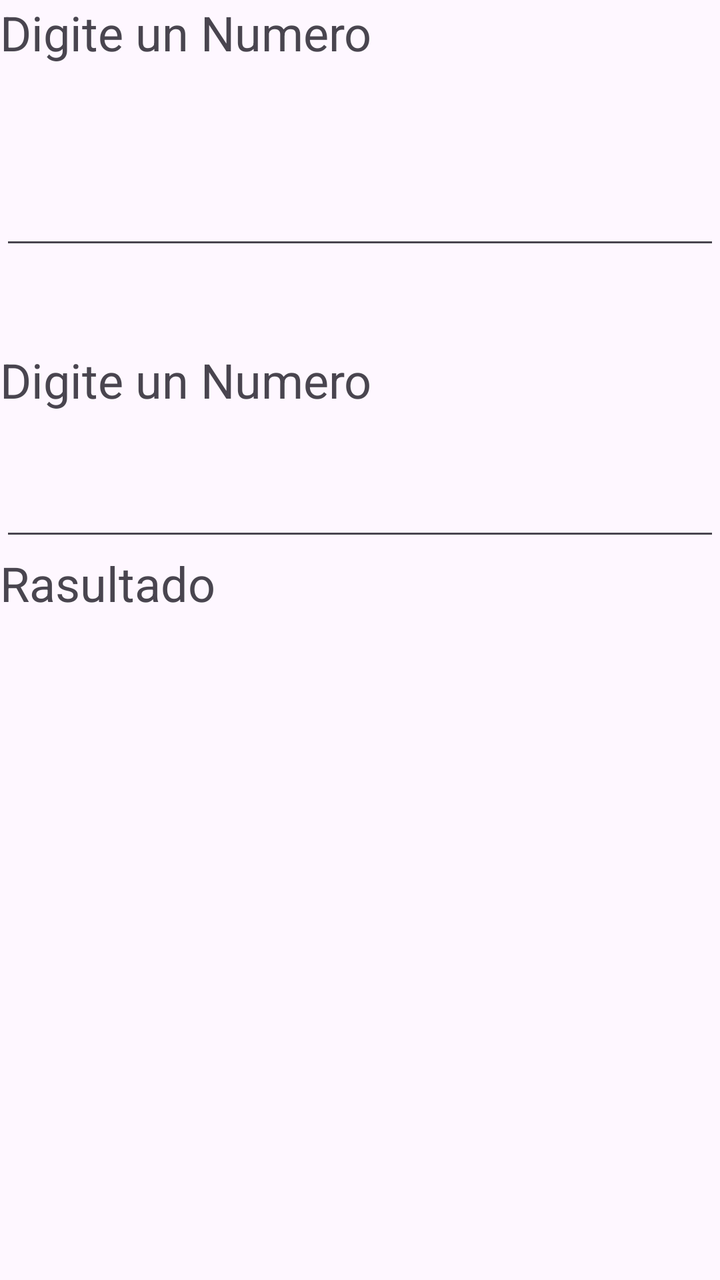
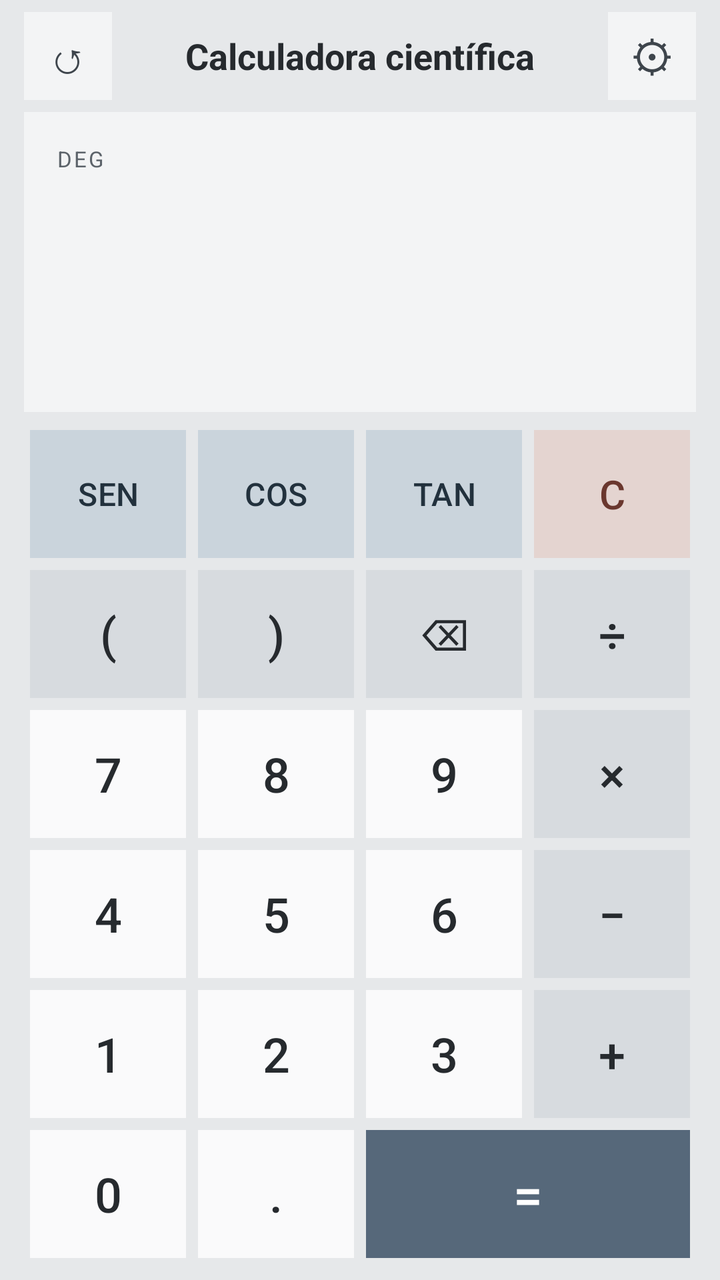

Two renders of the same Android screen: before a commit and after it. Below are the layout's source before the change and the commit's diff.
<!-- AndroidManifest.xml: application theme Theme.CalculadoraCientifica -->
<!-- res/layout/activity_main.xml -->
<?xml version="1.0" encoding="utf-8"?>
<androidx.constraintlayout.widget.ConstraintLayout xmlns:android="http://schemas.android.com/apk/res/android"
    xmlns:app="http://schemas.android.com/apk/res-auto"
    xmlns:tools="http://schemas.android.com/tools"
    android:id="@+id/main"
    android:layout_width="match_parent"
    android:layout_height="match_parent"
    tools:context=".MainActivity">

    <TextView
        android:id="@+id/lbnDatoUno"
        android:layout_width="match_parent"
        android:layout_height="wrap_content"
        android:text="@string/strNumeroUno"
        android:textSize="24sp"
        app:layout_constraintBottom_toBottomOf="parent"
        app:layout_constraintEnd_toEndOf="parent"
        app:layout_constraintHorizontal_bias="1.0"
        app:layout_constraintStart_toStartOf="parent"
        app:layout_constraintTop_toTopOf="parent"
        app:layout_constraintVertical_bias="0.0" />

    <EditText
        android:id="@+id/txtDatoUno"
        android:layout_width="match_parent"
        android:layout_height="wrap_content"
        android:layout_marginTop="56dp"
        android:ems="10"
        android:inputType="numberDecimal"
        app:layout_constraintEnd_toEndOf="parent"
        app:layout_constraintHorizontal_bias="0.498"
        app:layout_constraintStart_toStartOf="parent"
        app:layout_constraintTop_toBottomOf="@+id/lbnDatoUno" />

    <TextView
        android:id="@+id/lbnDatoDos"

        android:layout_width="match_parent"
        android:layout_height="wrap_content"
        android:layout_marginTop="44dp"
        android:text="@string/strNumeroDos"
        android:textSize="24sp"
        app:layout_constraintEnd_toEndOf="parent"
        app:layout_constraintStart_toStartOf="parent"
        app:layout_constraintTop_toBottomOf="@+id/txtDatoUno" />

    <EditText
        android:id="@+id/txtDatoDos"
        android:layout_width="match_parent"
        android:layout_height="wrap_content"
        android:layout_marginTop="28dp"
        android:ems="10"
        android:inputType="numberDecimal"
        app:layout_constraintEnd_toEndOf="parent"
        app:layout_constraintHorizontal_bias="0.498"
        app:layout_constraintStart_toStartOf="parent"
        app:layout_constraintTop_toBottomOf="@+id/lbnDatoDos" />

    <TextView
        android:id="@+id/lbnRasultado"
        android:layout_width="match_parent"
        android:layout_height="wrap_content"
        android:text="@string/strResultado"
        android:textSize="24sp"
        app:layout_constraintEnd_toEndOf="parent"
        app:layout_constraintHorizontal_bias="0.0"
        app:layout_constraintStart_toStartOf="parent"
        app:layout_constraintTop_toBottomOf="@+id/txtDatoDos" />

    <TextView
        android:id="@+id/lbnCalculo"
        android:layout_width="match_parent"
        android:layout_height="wrap_content"
        android:text=""
        android:textSize="24sp"
        app:layout_constraintEnd_toEndOf="parent"
        app:layout_constraintStart_toStartOf="parent"
        app:layout_constraintTop_toBottomOf="@+id/lbnRasultado" />

</androidx.constraintlayout.widget.ConstraintLayout>
<!-- resources referenced by this layout -->
<resources>
  <string name="strNumeroDos">Digite un Numero</string>
  <string name="strNumeroUno">Digite un Numero</string>
  <string name="strResultado">Rasultado</string>
  <style name="Theme.CalculadoraCientifica" parent="Base.Theme.CalculadoraCientifica" />
  <style name="Base.Theme.CalculadoraCientifica" parent="Theme.Material3.DayNight.NoActionBar">
          
          
      </style>
</resources>

<!-- the commit's change to res/layout/activity_main.xml (unified diff, before → after) -->
@@ -1,80 +1,546 @@
 <?xml version="1.0" encoding="utf-8"?>
-<androidx.constraintlayout.widget.ConstraintLayout xmlns:android="http://schemas.android.com/apk/res/android"
+<FrameLayout xmlns:android="http://schemas.android.com/apk/res/android"
     xmlns:app="http://schemas.android.com/apk/res-auto"
     xmlns:tools="http://schemas.android.com/tools"
     android:id="@+id/main"
     android:layout_width="match_parent"
     android:layout_height="match_parent"
+    android:background="#E6E8EA"
     tools:context=".MainActivity">
 
-    <TextView
-        android:id="@+id/lbnDatoUno"
+    
+    <LinearLayout
+        android:id="@+id/panelCalculadora"
         android:layout_width="match_parent"
-        android:layout_height="wrap_content"
-        android:text="@string/strNumeroUno"
-        android:textSize="24sp"
-        app:layout_constraintBottom_toBottomOf="parent"
-        app:layout_constraintEnd_toEndOf="parent"
-        app:layout_constraintHorizontal_bias="1.0"
-        app:layout_constraintStart_toStartOf="parent"
-        app:layout_constraintTop_toTopOf="parent"
-        app:layout_constraintVertical_bias="0.0" />
-
-    <EditText
-        android:id="@+id/txtDatoUno"
+        android:layout_height="match_parent"
+        android:orientation="vertical"
+        android:paddingStart="12dp"
+        android:paddingEnd="12dp"
+        android:paddingBottom="8dp">
+
+        
+        <LinearLayout
+            android:layout_width="match_parent"
+            android:layout_height="56dp"
+            android:gravity="center_vertical"
+            android:orientation="horizontal">
+
+            <Button
+                android:id="@+id/btnHistorial"
+                android:layout_width="44dp"
+                android:layout_height="44dp"
+                android:contentDescription="@string/historial"
+                android:insetTop="0dp"
+                android:insetBottom="0dp"
+                android:minWidth="0dp"
+                android:minHeight="0dp"
+                android:padding="0dp"
+                android:text="@string/icono_historial"
+                android:textColor="#3E454C"
+                android:textSize="22sp"
+                app:backgroundTint="#F3F4F5"
+                app:cornerRadius="0dp" />
+
+            <TextView
+                android:layout_width="0dp"
+                android:layout_height="wrap_content"
+                android:layout_weight="1"
+                android:gravity="center"
+                android:text="@string/titulo"
+                android:textColor="#262A2E"
+                android:textSize="18sp"
+                android:textStyle="bold" />
+
+            <Button
+                android:id="@+id/btnAjustes"
+                android:layout_width="44dp"
+                android:layout_height="44dp"
+                android:contentDescription="@string/ajustes"
+                android:insetTop="0dp"
+                android:insetBottom="0dp"
+                android:minWidth="0dp"
+                android:minHeight="0dp"
+                android:padding="0dp"
+                android:text="@string/icono_ajustes"
+                android:textColor="#3E454C"
+                android:textSize="22sp"
+                app:backgroundTint="#F3F4F5"
+                app:cornerRadius="0dp" />
+        </LinearLayout>
+
+        
+        <LinearLayout
+            android:layout_width="match_parent"
+            android:layout_height="0dp"
+            android:layout_marginBottom="6dp"
+            android:layout_weight="1"
+            android:background="#F3F4F5"
+            android:orientation="vertical"
+            android:padding="16dp">
+
+            <TextView
+                android:layout_width="wrap_content"
+                android:layout_height="wrap_content"
+                android:letterSpacing="0.1"
+                android:text="@string/grados"
+                android:textColor="#5C636A"
+                android:textSize="11sp" />
+
+            <TextView
+                android:id="@+id/txtExpresion"
+                android:layout_width="match_parent"
+                android:layout_height="0dp"
+                android:layout_weight="1"
+                android:fontFamily="monospace"
+                android:gravity="bottom|end"
+                android:textColor="#262A2E"
+                android:textSize="34sp" />
+
+            <TextView
+                android:id="@+id/txtResultado"
+                android:layout_width="match_parent"
+                android:layout_height="wrap_content"
+                android:fontFamily="monospace"
+                android:gravity="end"
+                android:minHeight="30dp"
+                android:textColor="#5C636A"
+                android:textSize="22sp" />
+        </LinearLayout>
+
+        
+        <GridLayout
+            android:id="@+id/teclado"
+            android:layout_width="match_parent"
+            android:layout_height="0dp"
+            android:layout_weight="2.8"
+            android:columnCount="4"
+            android:rowCount="6">
+
+            
+            <Button
+                android:layout_width="0dp"
+                android:layout_height="0dp"
+                android:layout_rowWeight="1"
+                android:layout_columnWeight="1"
+                android:layout_margin="3dp"
+                android:insetTop="0dp"
+                android:insetBottom="0dp"
+                android:padding="0dp"
+                android:text="@string/btn_sen"
+                android:textColor="#22313D"
+                android:textSize="16sp"
+                app:backgroundTint="#CAD4DC"
+                app:cornerRadius="0dp" />
+
+            <Button
+                android:layout_width="0dp"
+                android:layout_height="0dp"
+                android:layout_rowWeight="1"
+                android:layout_columnWeight="1"
+                android:layout_margin="3dp"
+                android:insetTop="0dp"
+                android:insetBottom="0dp"
+                android:padding="0dp"
+                android:text="@string/btn_cos"
+                android:textColor="#22313D"
+                android:textSize="16sp"
+                app:backgroundTint="#CAD4DC"
+                app:cornerRadius="0dp" />
+
+            <Button
+                android:layout_width="0dp"
+                android:layout_height="0dp"
+                android:layout_rowWeight="1"
+                android:layout_columnWeight="1"
+                android:layout_margin="3dp"
+                android:insetTop="0dp"
+                android:insetBottom="0dp"
+                android:padding="0dp"
+                android:text="@string/btn_tan"
+                android:textColor="#22313D"
+                android:textSize="16sp"
+                app:backgroundTint="#CAD4DC"
+                app:cornerRadius="0dp" />
+
+            <Button
+                android:layout_width="0dp"
+                android:layout_height="0dp"
+                android:layout_rowWeight="1"
+                android:layout_columnWeight="1"
+                android:layout_margin="3dp"
+                android:insetTop="0dp"
+                android:insetBottom="0dp"
+                android:padding="0dp"
+                android:text="@string/btn_borrar"
+                android:textColor="#6A372E"
+                android:textSize="20sp"
+                app:backgroundTint="#E4D4D0"
+                app:cornerRadius="0dp" />
+
+            
+            <Button
+                android:layout_width="0dp"
+                android:layout_height="0dp"
+                android:layout_rowWeight="1"
+                android:layout_columnWeight="1"
+                android:layout_margin="3dp"
+                android:insetTop="0dp"
+                android:insetBottom="0dp"
+                android:padding="0dp"
+                android:text="@string/btn_abrir"
+                android:textColor="#262A2E"
+                android:textSize="24sp"
+                app:backgroundTint="#D7DBDF"
+                app:cornerRadius="0dp" />
+
+            <Button
+                android:layout_width="0dp"
+                android:layout_height="0dp"
+                android:layout_rowWeight="1"
+                android:layout_columnWeight="1"
+                android:layout_margin="3dp"
+                android:insetTop="0dp"
+                android:insetBottom="0dp"
+                android:padding="0dp"
+                android:text="@string/btn_cerrar"
+                android:textColor="#262A2E"
+                android:textSize="24sp"
+                app:backgroundTint="#D7DBDF"
+                app:cornerRadius="0dp" />
+
+            <Button
+                android:layout_width="0dp"
+                android:layout_height="0dp"
+                android:layout_rowWeight="1"
+                android:layout_columnWeight="1"
+                android:layout_margin="3dp"
+                android:insetTop="0dp"
+                android:insetBottom="0dp"
+                android:padding="0dp"
+                android:text="@string/btn_retroceso"
+                android:textColor="#262A2E"
+                android:textSize="22sp"
+                app:backgroundTint="#D7DBDF"
+                app:cornerRadius="0dp" />
+
+            <Button
+                android:layout_width="0dp"
+                android:layout_height="0dp"
+                android:layout_rowWeight="1"
+                android:layout_columnWeight="1"
+                android:layout_margin="3dp"
+                android:insetTop="0dp"
+                android:insetBottom="0dp"
+                android:padding="0dp"
+                android:text="@string/btn_dividir"
+                android:textColor="#262A2E"
+                android:textSize="24sp"
+                app:backgroundTint="#D7DBDF"
+                app:cornerRadius="0dp" />
+
+            
+            <Button
+                android:layout_width="0dp"
+                android:layout_height="0dp"
+                android:layout_rowWeight="1"
+                android:layout_columnWeight="1"
+                android:layout_margin="3dp"
+                android:insetTop="0dp"
+                android:insetBottom="0dp"
+                android:padding="0dp"
+                android:text="@string/btn_7"
+                android:textColor="#262A2E"
+                android:textSize="24sp"
+                app:backgroundTint="#FAFAFB"
+                app:cornerRadius="0dp" />
+
+            <Button
+                android:layout_width="0dp"
+                android:layout_height="0dp"
+                android:layout_rowWeight="1"
+                android:layout_columnWeight="1"
+                android:layout_margin="3dp"
+                android:insetTop="0dp"
+                android:insetBottom="0dp"
+                android:padding="0dp"
+                android:text="@string/btn_8"
+                android:textColor="#262A2E"
+                android:textSize="24sp"
+                app:backgroundTint="#FAFAFB"
+                app:cornerRadius="0dp" />
+
+            <Button
+                android:layout_width="0dp"
+                android:layout_height="0dp"
+                android:layout_rowWeight="1"
+                android:layout_columnWeight="1"
+                android:layout_margin="3dp"
+                android:insetTop="0dp"
+                android:insetBottom="0dp"
+                android:padding="0dp"
+                android:text="@string/btn_9"
+                android:textColor="#262A2E"
+                android:textSize="24sp"
+                app:backgroundTint="#FAFAFB"
+                app:cornerRadius="0dp" />
+
+            <Button
+                android:layout_width="0dp"
+                android:layout_height="0dp"
+                android:layout_rowWeight="1"
+                android:layout_columnWeight="1"
+                android:layout_margin="3dp"
+                android:insetTop="0dp"
+                android:insetBottom="0dp"
+                android:padding="0dp"
+                android:text="@string/btn_multiplicar"
+                android:textColor="#262A2E"
+                android:textSize="24sp"
+                app:backgroundTint="#D7DBDF"
+                app:cornerRadius="0dp" />
+
+            
+            <Button
+                android:layout_width="0dp"
+                android:layout_height="0dp"
+                android:layout_rowWeight="1"
+                android:layout_columnWeight="1"
+                android:layout_margin="3dp"
+                android:insetTop="0dp"
+                android:insetBottom="0dp"
+                android:padding="0dp"
+                android:text="@string/btn_4"
+                android:textColor="#262A2E"
+                android:textSize="24sp"
+                app:backgroundTint="#FAFAFB"
+                app:cornerRadius="0dp" />
+
+            <Button
+                android:layout_width="0dp"
+                android:layout_height="0dp"
+                android:layout_rowWeight="1"
+                android:layout_columnWeight="1"
+                android:layout_margin="3dp"
+                android:insetTop="0dp"
+                android:insetBottom="0dp"
+                android:padding="0dp"
+                android:text="@string/btn_5"
+                android:textColor="#262A2E"
+                android:textSize="24sp"
+                app:backgroundTint="#FAFAFB"
+                app:cornerRadius="0dp" />
+
+            <Button
+                android:layout_width="0dp"
+                android:layout_height="0dp"
+                android:layout_rowWeight="1"
+                android:layout_columnWeight="1"
+                android:layout_margin="3dp"
+                android:insetTop="0dp"
+                android:insetBottom="0dp"
+                android:padding="0dp"
+                android:text="@string/btn_6"
+                android:textColor="#262A2E"
+                android:textSize="24sp"
+                app:backgroundTint="#FAFAFB"
+                app:cornerRadius="0dp" />
+
+            <Button
+                android:layout_width="0dp"
+                android:layout_height="0dp"
+                android:layout_rowWeight="1"
+                android:layout_columnWeight="1"
+                android:layout_margin="3dp"
+                android:insetTop="0dp"
+                android:insetBottom="0dp"
+                android:padding="0dp"
+                android:text="@string/btn_restar"
+                android:textColor="#262A2E"
+                android:textSize="24sp"
+                app:backgroundTint="#D7DBDF"
+                app:cornerRadius="0dp" />
+
+            
+            <Button
+                android:layout_width="0dp"
+                android:layout_height="0dp"
+                android:layout_rowWeight="1"
+                android:layout_columnWeight="1"
+                android:layout_margin="3dp"
+                android:insetTop="0dp"
+                android:insetBottom="0dp"
+                android:padding="0dp"
+                android:text="@string/btn_1"
+                android:textColor="#262A2E"
+                android:textSize="24sp"
+                app:backgroundTint="#FAFAFB"
+                app:cornerRadius="0dp" />
+
+            <Button
+                android:layout_width="0dp"
+                android:layout_height="0dp"
+                android:layout_rowWeight="1"
+                android:layout_columnWeight="1"
+                android:layout_margin="3dp"
+                android:insetTop="0dp"
+                android:insetBottom="0dp"
+                android:padding="0dp"
+                android:text="@string/btn_2"
+                android:textColor="#262A2E"
+                android:textSize="24sp"
+                app:backgroundTint="#FAFAFB"
+                app:cornerRadius="0dp" />
+
+            <Button
+                android:layout_width="0dp"
+                android:layout_height="0dp"
+                android:layout_rowWeight="1"
+                android:layout_columnWeight="1"
+                android:layout_margin="3dp"
+                android:insetTop="0dp"
+                android:insetBottom="0dp"
+                android:padding="0dp"
+                android:text="@string/btn_3"
+                android:textColor="#262A2E"
+                android:textSize="24sp"
+                app:backgroundTint="#FAFAFB"
+                app:cornerRadius="0dp" />
+
+            <Button
+                android:layout_width="0dp"
+                android:layout_height="0dp"
+                android:layout_rowWeight="1"
+                android:layout_columnWeight="1"
+                android:layout_margin="3dp"
+                android:insetTop="0dp"
+                android:insetBottom="0dp"
+                android:padding="0dp"
+                android:text="@string/btn_sumar"
+                android:textColor="#262A2E"
+                android:textSize="24sp"
+                app:backgroundTint="#D7DBDF"
+                app:cornerRadius="0dp" />
+
+            
+            <Button
+                android:layout_width="0dp"
+                android:layout_height="0dp"
+                android:layout_rowWeight="1"
+                android:layout_columnWeight="1"
+                android:layout_margin="3dp"
+                android:insetTop="0dp"
+                android:insetBottom="0dp"
+                android:padding="0dp"
+                android:text="@string/btn_0"
+                android:textColor="#262A2E"
+                android:textSize="24sp"
+                app:backgroundTint="#FAFAFB"
+                app:cornerRadius="0dp" />
+
+            <Button
+                android:layout_width="0dp"
+                android:layout_height="0dp"
+                android:layout_rowWeight="1"
+                android:layout_columnWeight="1"
+                android:layout_margin="3dp"
+                android:insetTop="0dp"
+                android:insetBottom="0dp"
+                android:padding="0dp"
+                android:text="@string/btn_punto"
+                android:textColor="#262A2E"
+                android:textSize="24sp"
+                app:backgroundTint="#FAFAFB"
+                app:cornerRadius="0dp" />
+
+            <Button
+                android:layout_width="0dp"
+                android:layout_height="0dp"
+                android:layout_rowWeight="1"
+                android:layout_columnSpan="2"
+                android:layout_columnWeight="2"
+                android:layout_gravity="fill"
+                android:layout_margin="3dp"
+                android:insetTop="0dp"
+                android:insetBottom="0dp"
+                android:padding="0dp"
+                android:text="@string/btn_igual"
+                android:textColor="#FFFFFF"
+                android:textSize="26sp"
+                app:backgroundTint="#56687A"
+                app:cornerRadius="0dp" />
+        </GridLayout>
+    </LinearLayout>
+
+    
+    <LinearLayout
+        android:id="@+id/panelHistorial"
         android:layout_width="match_parent"
-        android:layout_height="wrap_content"
-        android:layout_marginTop="56dp"
-        android:ems="10"
-        android:inputType="numberDecimal"
-        app:layout_constraintEnd_toEndOf="parent"
-        app:layout_constraintHorizontal_bias="0.498"
-        app:layout_constraintStart_toStartOf="parent"
-        app:layout_constraintTop_toBottomOf="@+id/lbnDatoUno" />
-
-    <TextView
-        android:id="@+id/lbnDatoDos"
-
-        android:layout_width="match_parent"
-        android:layout_height="wrap_content"
-        android:layout_marginTop="44dp"
-        android:text="@string/strNumeroDos"
-        android:textSize="24sp"
-        app:layout_constraintEnd_toEndOf="parent"
-        app:layout_constraintStart_toStartOf="parent"
-        app:layout_constraintTop_toBottomOf="@+id/txtDatoUno" />
-
-    <EditText
-        android:id="@+id/txtDatoDos"
-        android:layout_width="match_parent"
-        android:layout_height="wrap_content"
-        android:layout_marginTop="28dp"
-        android:ems="10"
-        android:inputType="numberDecimal"
-        app:layout_constraintEnd_toEndOf="parent"
-        app:layout_constraintHorizontal_bias="0.498"
-        app:layout_constraintStart_toStartOf="parent"
-        app:layout_constraintTop_toBottomOf="@+id/lbnDatoDos" />
-
-    <TextView
-        android:id="@+id/lbnRasultado"
-        android:layout_width="match_parent"
-        android:layout_height="wrap_content"
-        android:text="@string/strResultado"
-        android:textSize="24sp"
-        app:layout_constraintEnd_toEndOf="parent"
-        app:layout_constraintHorizontal_bias="0.0"
-        app:layout_constraintStart_toStartOf="parent"
-        app:layout_constraintTop_toBottomOf="@+id/txtDatoDos" />
-
-    <TextView
-        android:id="@+id/lbnCalculo"
-        android:layout_width="match_parent"
-        android:layout_height="wrap_content"
-        android:text=""
-        android:textSize="24sp"
-        app:layout_constraintEnd_toEndOf="parent"
-        app:layout_constraintStart_toStartOf="parent"
-        app:layout_constraintTop_toBottomOf="@+id/lbnRasultado" />
-
-</androidx.constraintlayout.widget.ConstraintLayout>
+        android:layout_height="match_parent"
+        android:orientation="vertical"
+        android:paddingStart="12dp"
+        android:paddingEnd="12dp"
+        android:paddingBottom="8dp"
+        android:visibility="gone">
+
+        
+        <LinearLayout
+            android:layout_width="match_parent"
+            android:layout_height="56dp"
+            android:gravity="center_vertical"
+            android:orientation="horizontal">
+
+            <Button
+                android:id="@+id/btnVolver"
+                android:layout_width="44dp"
+                android:layout_height="44dp"
+                android:contentDescription="@string/volver"
+                android:insetTop="0dp"
+                android:insetBottom="0dp"
+                android:minWidth="0dp"
+                android:minHeight="0dp"
+                android:padding="0dp"
+                android:text="@string/icono_volver"
+                android:textColor="#3E454C"
+                android:textSize="22sp"
+                app:backgroundTint="#F3F4F5"
+                app:cornerRadius="0dp" />
+
+            <TextView
+                android:layout_width="0dp"
+                android:layout_height="wrap_content"
+                android:layout_marginStart="12dp"
+                android:layout_weight="1"
+                android:text="@string/historial"
+                android:textColor="#262A2E"
+                android:textSize="18sp"
+                android:textStyle="bold" />
+
+            <TextView
+                android:id="@+id/txtContador"
+                android:layout_width="wrap_content"
+                android:layout_height="wrap_content"
+                android:textColor="#5C636A"
+                android:textSize="13sp" />
+        </LinearLayout>
+
+        
+        <ScrollView
+            android:layout_width="match_parent"
+            android:layout_height="0dp"
+            android:layout_weight="1"
+            android:background="#F3F4F5">
+
+            <TextView
+                android:id="@+id/txtHistorial"
+                android:layout_width="match_parent"
+                android:layout_height="wrap_content"
+                android:fontFamily="monospace"
+                android:gravity="end"
+                android:lineSpacingExtra="4dp"
+                android:padding="16dp"
+                android:textColor="#262A2E"
+                android:textSize="20sp" />
+        </ScrollView>
+    </LinearLayout>
+
+</FrameLayout>
<!-- resource entries referenced after the edit -->
@@ -1,8 +1,36 @@
 <!-- resources referenced by this layout -->
 <resources>
-  <string name="strNumeroDos">Digite un Numero</string>
-  <string name="strNumeroUno">Digite un Numero</string>
-  <string name="strResultado">Rasultado</string>
+  <string name="ajustes">Ajustes</string>
+  <string name="btn_0">0</string>
+  <string name="btn_1">1</string>
+  <string name="btn_2">2</string>
+  <string name="btn_3">3</string>
+  <string name="btn_4">4</string>
+  <string name="btn_5">5</string>
+  <string name="btn_6">6</string>
+  <string name="btn_7">7</string>
+  <string name="btn_8">8</string>
+  <string name="btn_9">9</string>
+  <string name="btn_abrir">(</string>
+  <string name="btn_borrar">C</string>
+  <string name="btn_cerrar">)</string>
+  <string name="btn_cos">COS</string>
+  <string name="btn_dividir">÷</string>
+  <string name="btn_igual">=</string>
+  <string name="btn_multiplicar">×</string>
+  <string name="btn_punto">.</string>
+  <string name="btn_restar">−</string>
+  <string name="btn_retroceso">⌫</string>
+  <string name="btn_sen">SEN</string>
+  <string name="btn_sumar">+</string>
+  <string name="btn_tan">TAN</string>
+  <string name="grados">DEG</string>
+  <string name="historial">Historial</string>
+  <string name="icono_ajustes">⚙︎</string>
+  <string name="icono_historial">↺</string>
+  <string name="icono_volver">←</string>
+  <string name="titulo">Calculadora científica</string>
+  <string name="volver">Volver</string>
   <style name="Theme.CalculadoraCientifica" parent="Base.Theme.CalculadoraCientifica" />
   <style name="Base.Theme.CalculadoraCientifica" parent="Theme.Material3.DayNight.NoActionBar">
           
